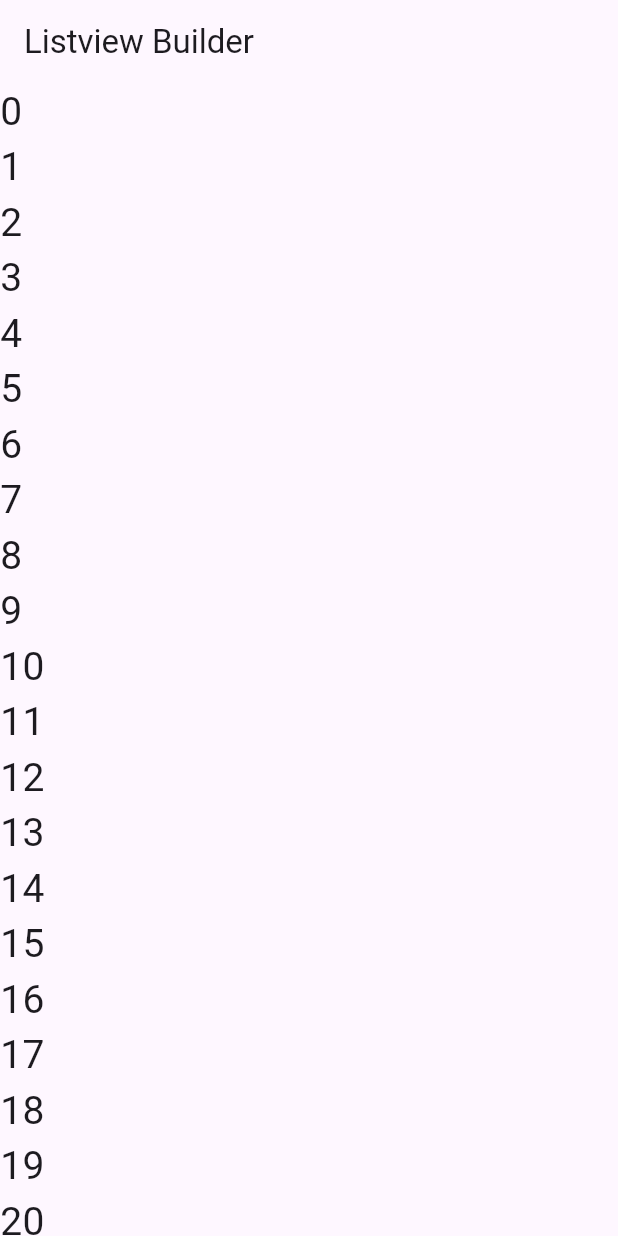
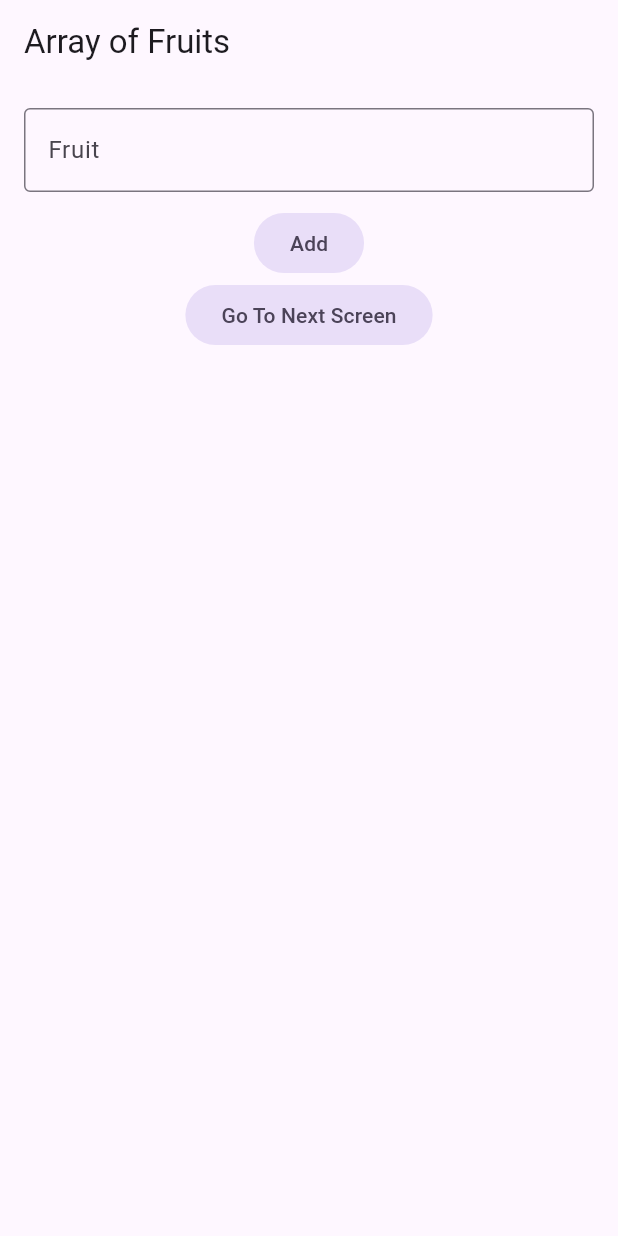
Before and after one commit to rahulkandel7/bca5thsem, a Flutter app: the screen it shows after launch, on a phone screen of 412 x 824 dp. Run offline on Flutter 3.47's test engine with Material 3 defaults, Android fonts, the light colour scheme and no system bars.

Commit message:
pass data to another page

```diff
--- a/lib/main.dart
+++ b/lib/main.dart
@@ -1,4 +1,4 @@
-import 'package:bca_project/listview_builder_example.dart';
+import 'package:bca_project/navigate/first_screen.dart';
 import 'package:flutter/material.dart';
 
 void main() {
@@ -17,7 +17,7 @@ class MyApp extends StatelessWidget {
         colorScheme: ColorScheme.fromSeed(seedColor: Colors.deepPurple),
         useMaterial3: true,
       ),
-      home: ListviewBuilderExample(),
+      home: FirstScreen(),
     );
   }
 }
--- /dev/null
+++ b/lib/navigate/first_screen.dart
@@ -0,0 +1,87 @@
+import 'package:bca_project/navigate/second_screen.dart';
+import 'package:flutter/material.dart';
+
+class FirstScreen extends StatefulWidget {
+  const FirstScreen({super.key});
+
+  @override
+  State<FirstScreen> createState() => _FirstScreenState();
+}
+
+class _FirstScreenState extends State<FirstScreen> {
+  final GlobalKey<FormState> _addFruitFormKey = GlobalKey();
+
+  List<String> fruitName = [];
+
+  @override
+  Widget build(BuildContext context) {
+    return Scaffold(
+        appBar: AppBar(
+          title: Text("Array of Fruits"),
+        ),
+        body: Padding(
+          padding: const EdgeInsets.all(16),
+          child: Column(
+            children: [
+              Form(
+                key: _addFruitFormKey,
+                child: Column(
+                  spacing: 10,
+                  crossAxisAlignment: CrossAxisAlignment.center,
+                  children: [
+                    // Created the textform field
+                    TextFormField(
+                      decoration: InputDecoration(
+                        border: OutlineInputBorder(),
+                        labelText: "Fruit",
+                      ),
+                      validator: (value) {
+                        if (value == null || value.isEmpty) {
+                          return "Please provide fruit name";
+                        } else if (value.length < 3) {
+                          return "Provide valid fruit name";
+                        } else {
+                          return null;
+                        }
+                      },
+                      onSaved: (newValue) {
+                        setState(() {
+                          fruitName.add(newValue!);
+                        });
+                      },
+                    ),
+                    // Created the button for submitting
+                    FilledButton.tonal(
+                      onPressed: () {
+                        if (!_addFruitFormKey.currentState!.validate()) {
+                          return;
+                        }
+                        _addFruitFormKey.currentState!.save();
+                      },
+                      child: Text("Add"),
+                    ),
+                  ],
+                ),
+              ),
+              FilledButton.tonal(
+                onPressed: () {
+                  Navigator.of(context).push(
+                    MaterialPageRoute(
+                      builder: (context) => SecondScreen(fruitName: fruitName),
+                    ),
+                  );
+                },
+                child: Text("Go To Next Screen"),
+              ),
+              SizedBox(
+                height: 200,
+                child: ListView.builder(
+                  itemBuilder: (ctx, i) => Text(fruitName[i]),
+                  itemCount: fruitName.length,
+                ),
+              ),
+            ],
+          ),
+        ));
+  }
+}
```
Also changed, not shown: lib/navigate/second_screen.dart (added, +34 -0 lines).
